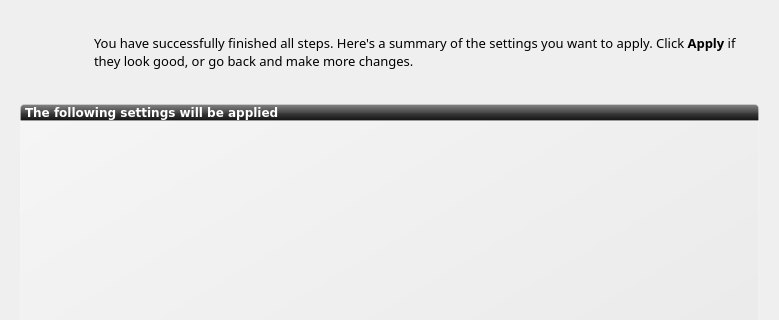
This is ui/ui_scrSummary.ui in rshipp/kapudan as Qt 5 draws it before an edit; both pictures show x 0 to 779 and y 0 to 320 of the 779 by 580 pixel window. The edited form follows.
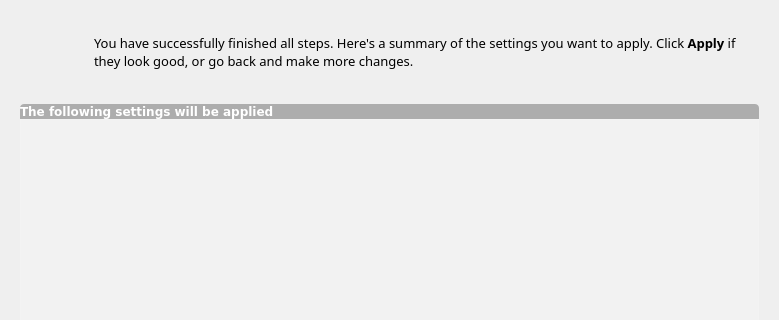
This is the edited form. Icons and pictures are not drawn.

What changed in the file:
```diff
--- a/ui/ui_scrSummary.ui
+++ b/ui/ui_scrSummary.ui
@@ -14,7 +14,39 @@
    <string>Summary</string>
   </property>
   <property name="styleSheet">
-   <string notr="true"/>
+   <string notr="true">QTextEdit {
+	background-color: rgb(242, 242, 242);
+	border: 1px solid rgba(255,255,255,50);
+	border-bottom-left-radius: 4px;
+	border-bottom-right-radius: 4px;
+}
+
+
+QPushButton{
+	padding: 3px 10px 3px 10px;
+	color: white;
+	border:0px;
+	border-radius:4px;
+	background-color: rgb(68, 69, 70);
+}
+
+QPushButton::flat{
+	border:1px solid  rgb(68, 69, 70);
+	border-radius:4px;
+	background-color: rgb(68, 69, 70);
+}
+
+QPushButton::flat:hover{
+	border:1px solid rgba(0, 0, 0, 100);
+	border-radius:4px;
+	background-color: rgb(0, 172, 255);
+}
+
+QPushButton::flat:pressed{
+	border:1px solid rgba(0, 0, 0, 100);
+	border-radius:4px;
+	background-color: rgb(106, 114, 128);
+}</string>
   </property>
   <layout class="QGridLayout" name="gridLayout">
    <property name="margin">
@@ -79,9 +111,7 @@
       </font>
      </property>
      <property name="styleSheet">
-      <string notr="true">    background-color: qlineargradient(spread:pad, x1:0.5, y1:0, x2:0.5, y2:1, stop:0 rgba(132, 132, 132, 255), stop:0.501481 rgba(70, 70, 70, 255), stop:0.503057 rgba(62, 62, 62, 255), stop:1 rgba(16, 16, 16, 255));
-/*background-color: qlineargradient(spread:pad, x1:1, y1:1, x2:0, y2:0, stop:0 rgba(219, 219, 219, 100), stop:1 rgba(255, 255, 255, 100));*/
-border: 1px solid rgba(255,255,255,50);
+      <string notr="true">background-color: rgba(0, 0, 0, 70);
 color:white;
 border-top-left-radius: 4px;
 border-top-right-radius: 4px;</string>
@@ -103,15 +133,7 @@
       </font>
      </property>
      <property name="styleSheet">
-      <string notr="true">#textSummary{
-color: rgb(30, 43, 51);
-background-color: qlineargradient(spread:pad, x1:1, y1:1, x2:0, y2:0, stop:0 rgba(219, 219, 219, 100), stop:1 rgba(255, 255, 255, 100));
-border: 1px solid rgba(255,255,255,50);
-border-bottom-left-radius: 4px;
-border-bottom-right-radius: 4px;
-padding: 20px;
-}
-</string>
+      <string notr="true">color: rgb(30, 43, 51)</string>
      </property>
      <property name="frameShape">
       <enum>QFrame::NoFrame</enum>
```
